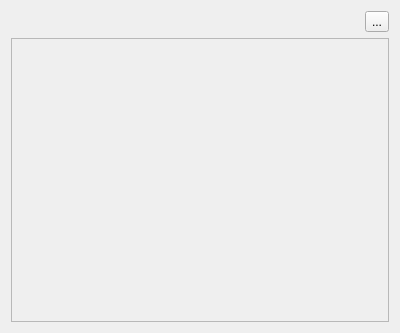
The window that ui/graphplot/graphplot/views/error_bar_view/error_bar_view.ui (light-scattering-iogs/caqtus) describes before a commit, drawn with Qt 5.
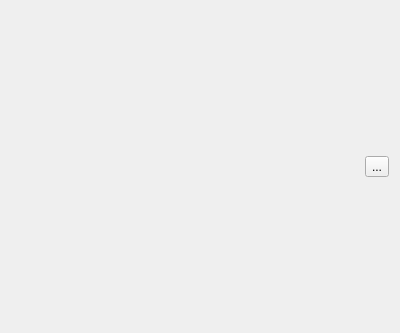
The same window after the commit.

Commit message: Implement error bar view

```diff
--- a/ui/graphplot/graphplot/views/error_bar_view/error_bar_view.ui
+++ b/ui/graphplot/graphplot/views/error_bar_view/error_bar_view.ui
@@ -13,7 +13,7 @@
   <property name="windowTitle">
    <string>Form</string>
   </property>
-  <layout class="QVBoxLayout" name="verticalLayout" stretch="0,1">
+  <layout class="QVBoxLayout" name="verticalLayout" stretch="0">
    <item>
     <layout class="QHBoxLayout" name="horizontalLayout">
      <item>
@@ -38,16 +38,6 @@
      </item>
     </layout>
    </item>
-   <item>
-    <widget class="QFrame" name="frame">
-     <property name="frameShape">
-      <enum>QFrame::StyledPanel</enum>
-     </property>
-     <property name="frameShadow">
-      <enum>QFrame::Raised</enum>
-     </property>
-    </widget>
-   </item>
   </layout>
  </widget>
  <resources/>
```
The commit also changes 4 other files.
